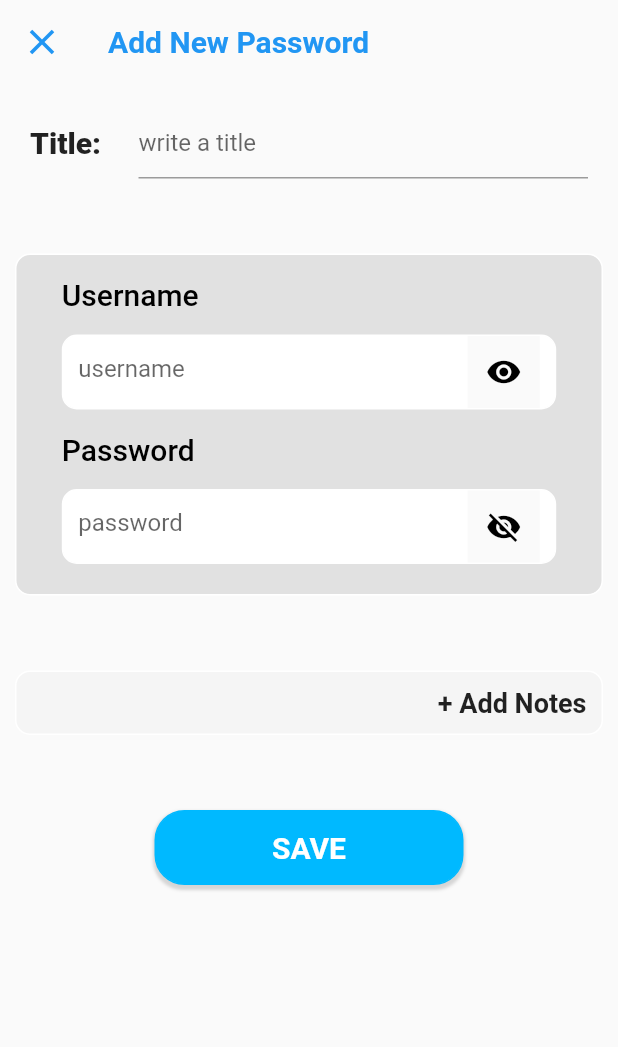
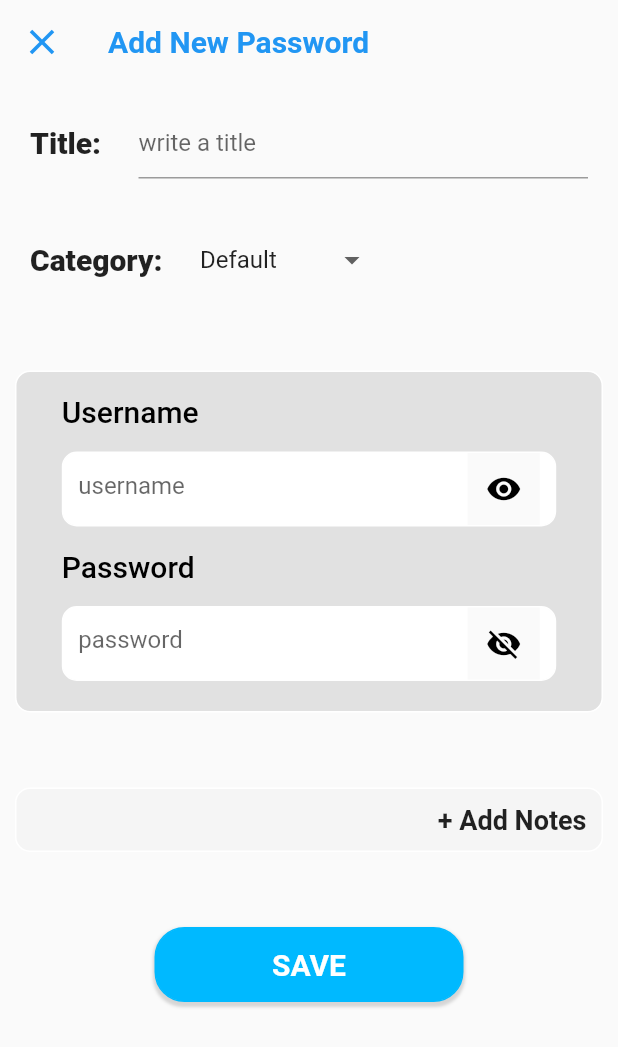
Before and after one commit to Iamsdt/password_manager, a Flutter app: the SavePasswordUI screen opened directly, after a tap on "SAVE", on a phone screen of 412 x 824 dp. Shown: the top 1047 px of the screen. Run offline on Flutter 3.47's test engine with Material 2 defaults, Android fonts, the phone set to English and light mode, and no system bars; our stand-ins replace cloud_firestore, firebase_auth, firebase_core, flutter_dotenv, flutter_svg, font_awesome_flutter and 4 more; missing offline and left inert: credit_card, encrypt; accounts and stored records are empty; statements that could not run were skipped.

Commit message:
Redesign Password Save UI

```diff
--- a/lib/controller/app_controller.dart
+++ b/lib/controller/app_controller.dart
@@ -1,10 +1,19 @@
-import 'package:get/state_manager.dart';
+import 'package:encrypt/encrypt.dart';
+import 'package:firebase_core/firebase_core.dart';
+import 'package:get/get.dart';
 import 'package:injectable/injectable.dart';
 import 'package:password_manager/db/model/generated_pass.dart';
+import 'package:password_manager/db/model/password_model.dart';
+import 'package:password_manager/db/store.dart';
 import 'package:password_manager/utils/pass_generator.dart';
+import 'package:password_manager/ext/ext.dart';
 
 @lazySingleton
 class AppController extends GetxController {
+  final Store _store;
+
+  AppController(this._store);
+
   var genPassword = GeneratedPassword(generatePassword(16)).obs;
 
   @override
@@ -18,7 +27,6 @@ class AppController extends GetxController {
       bool isUpperCase = true,
       bool isNumbers = true,
       bool isSpecial = true}) {
-
     var pass = generatePassword(
       length,
       isLowerCase: isLowerCase,
@@ -37,4 +45,21 @@ class AppController extends GetxController {
       val.isSpecial = isSpecial;
     });
   }
+
+  void savePassword(String title, String userName, String pass) {
+    Encrypter encrypter = Get.find(tag: "ENCRYPT");
+
+    var model = PasswordModel(
+      companyName: title,
+      userName: userName.encrypt(encrypter),
+      password: pass.encrypt(encrypter),
+      iconPath: "",
+      categories: "",
+      updated: DateTime.now(),
+      accessedOn: DateTime.now(),
+    );
+
+    // saved password
+    _store.addPassword(model);
+  }
 }
--- a/lib/main.dart
+++ b/lib/main.dart
@@ -1,3 +1,4 @@
+import 'package:firebase_core/firebase_core.dart';
 import 'package:flutter/material.dart';
 import 'package:flutter_dotenv/flutter_dotenv.dart';
 import 'package:password_manager/di/config_inject.dart';
@@ -8,6 +9,10 @@ void main() async {
   await DotEnv().load('.env');
   // inject first
   configureDependencies();
+
+  //init firebase
+  await Firebase.initializeApp();
+
   //run app
   runApp(MyApp());
 }
--- a/lib/ui/main/bottom_nav.dart
+++ b/lib/ui/main/bottom_nav.dart
@@ -31,13 +31,8 @@ class _BottomNavUIState extends State<BottomNavUI> {
   CardPageUI _cardPageUI;
   SettingsPageUi _settingsPageUi;
 
-  void initFirebase() async {
-    await Firebase.initializeApp();
-  }
-
   @override
   void initState() {
-    initFirebase();
     _homePageUI = HomePageUI();
     _categoriesUI = CategoriesUI();
     _cardPageUI = CardPageUI();
--- a/lib/ui/main/categories/create_categories.dart
+++ b/lib/ui/main/categories/create_categories.dart
@@ -20,6 +20,9 @@ class CreateCategories {
             },
             decoration: InputDecoration(
               hintText: "Category name",
+              hintStyle: TextStyle(
+                color: Colors.black26,
+              ),
             ),
           ),
         ),
--- a/lib/ui/save_pass/save_password.dart
+++ b/lib/ui/save_pass/save_password.dart
@@ -1,6 +1,7 @@
 import 'package:flutter/cupertino.dart';
 import 'package:flutter/material.dart';
 import 'package:get/get.dart';
+import 'package:password_manager/controller/app_controller.dart';
 import 'package:password_manager/ext/ext.dart';
 
 class SavePasswordUI extends StatefulWidget {
@@ -9,6 +10,17 @@ class SavePasswordUI extends StatefulWidget {
 }
 
 class _SavePasswordState extends State<SavePasswordUI> {
+  bool isPasswordObsecure = true;
+  bool isUsernameObsecure = false;
+
+  var passwordController = TextEditingController();
+  var userNameController = TextEditingController();
+  var titleController = TextEditingController();
+
+  final AppController controller = Get.find(tag: "APP");
+
+  int _value = 1;
+
   @override
   Widget build(BuildContext context) {
     return Scaffold(
@@ -56,9 +68,58 @@ class _SavePasswordState extends State<SavePasswordUI> {
                   ),
                   Expanded(
                     child: TextField(
+                      controller: titleController,
                       decoration: InputDecoration(hintText: "write a title"),
                     ),
                   )
+                ],
+              ),
+            ),
+            SizedBox(
+              height: 30,
+            ),
+            Container(
+              margin: EdgeInsets.only(left: 20, right: 20),
+              child: Row(
+                children: [
+                  Text(
+                    "Category: ",
+                    style: TextStyle(
+                      fontSize: 20,
+                      fontWeight: FontWeight.w800,
+                    ),
+                  ),
+                  SizedBox(
+                    width: 20,
+                  ),
+                  DropdownButtonHideUnderline(
+                    child: DropdownButton(
+                      value: _value,
+                      items: [
+                        DropdownMenuItem(
+                          child: Text("Default"),
+                          value: 1,
+                        ),
+                        DropdownMenuItem(
+                          child: Text("Second Item"),
+                          value: 2,
+                        ),
+                        DropdownMenuItem(
+                          child: Text("Third Item"),
+                          value: 3,
+                        ),
+                        DropdownMenuItem(
+                          child: Text("Fourth Item"),
+                          value: 4,
+                        ),
+                      ],
+                      onChanged: (value) {
+                        setState(() {
+                          _value = value;
+                        });
+                      },
+                    ),
+                  ),
                 ],
               ),
             ),
@@ -177,7 +238,8 @@ class _SavePasswordState extends State<SavePasswordUI> {
                   ),
                   child: MaterialButton(
                     onPressed: () {
-                      // _loginController.requestLogin();
+                      controller.savePassword(titleController.text,
+                          userNameController.text, passwordController.text);
                     },
                     child: Container(
                       padding: const EdgeInsets.only(top: 10.0, bottom: 10.0),
@@ -215,13 +277,18 @@ class _SavePasswordState extends State<SavePasswordUI> {
         color: Colors.white,
       ),
       child: TextField(
+        controller: userNameController,
+        obscureText: isUsernameObsecure,
         decoration: InputDecoration(
           hintText: "username",
           suffixIcon: Icon(
-            Icons.visibility,
+            isUsernameObsecure ? Icons.visibility_off : Icons.visibility,
             color: Colors.black,
           ).materialClick(() {
             //change icon
+            setState(() {
+              isUsernameObsecure = !isUsernameObsecure;
+            });
           }),
           border: InputBorder.none,
           focusedBorder: InputBorder.none,
@@ -245,14 +312,18 @@ class _SavePasswordState extends State<SavePasswordUI> {
         color: Colors.white,
       ),
       child: TextField(
-        obscureText: true,
+        controller: passwordController,
+        obscureText: isPasswordObsecure,
         decoration: InputDecoration(
           hintText: "password",
           suffixIcon: Icon(
-            Icons.visibility_off,
+            isPasswordObsecure ? Icons.visibility_off : Icons.visibility,
             color: Colors.black,
           ).materialClick(() {
             //password
+            setState(() {
+              isPasswordObsecure = !isPasswordObsecure;
+            });
           }),
           border: InputBorder.none,
           focusedBorder: InputBorder.none,
@@ -260,4 +331,12 @@ class _SavePasswordState extends State<SavePasswordUI> {
       ),
     );
   }
+
+  @override
+  void dispose() {
+    userNameController.dispose();
+    passwordController.dispose();
+    titleController.dispose();
+    super.dispose();
+  }
 }
```
Also changed, not shown: lib/ext/stringx.dart (+8 -0 lines), lib/ui/save_pass/advance_filter_ui.dart (+29 -9 lines), lib/di/config_inject.config.dart, pubspec.lock.
